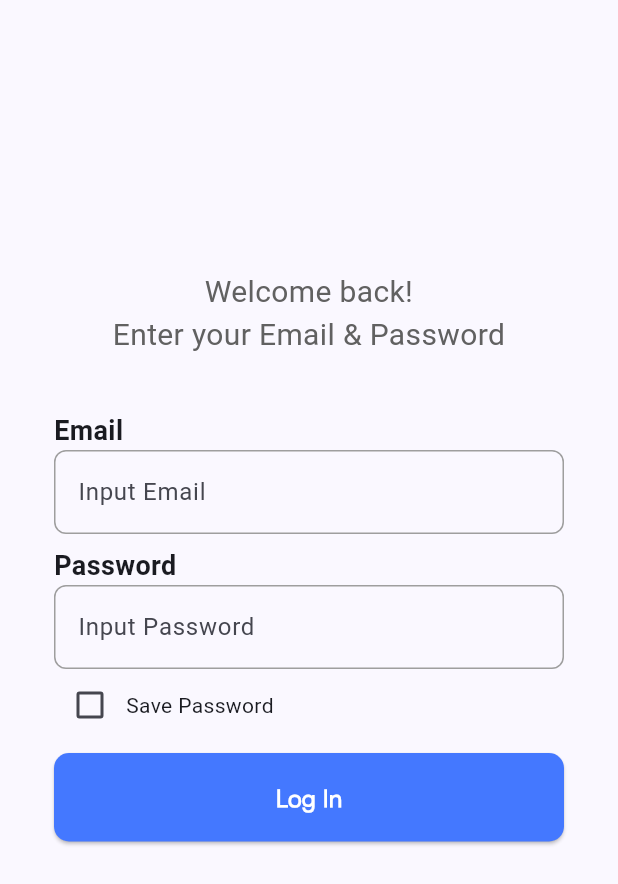
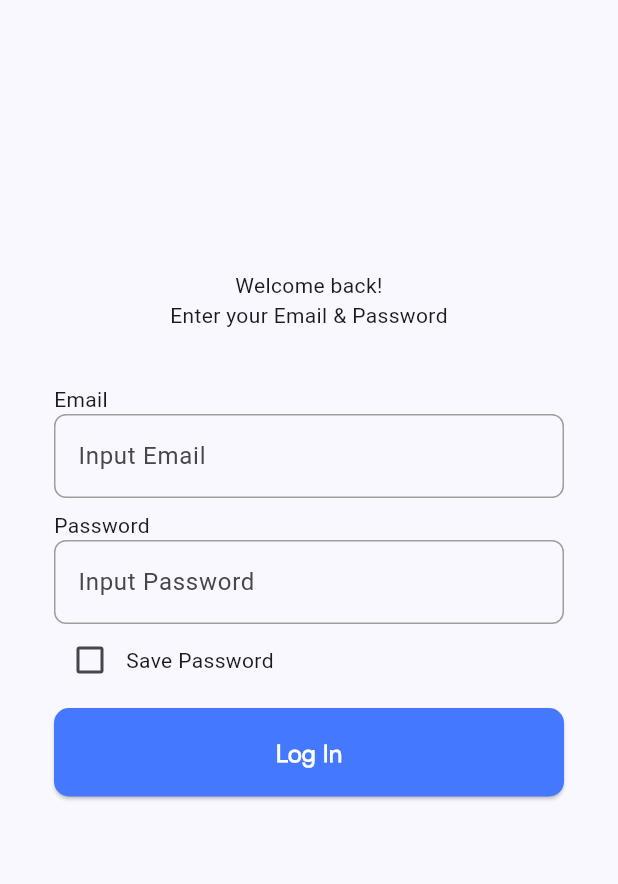
Before and after one commit to MdAshrafUllah/Socialive, a Flutter app: the screen it shows after launch, after a tap on "Log In", on a phone screen of 412 x 824 dp. Shown: the top 884 px of the screen. Run offline on Flutter 3.47's test engine with Material 3 defaults, Android fonts, the phone set to English and light mode, and no system bars; our stand-ins replace flutter_svg, get.

Commit message:
Update login_screen.dart

```diff
--- a/lib/presentation/ui/screens/login_screen.dart
+++ b/lib/presentation/ui/screens/login_screen.dart
@@ -1,5 +1,7 @@
 // ui only
 import 'package:flutter/material.dart';
+import 'package:socialive/app/utility/app_colors.dart';
+import 'package:socialive/app/utility/font_style.dart';
 import 'package:socialive/presentation/ui/widgets/button_widget.dart';
 import 'package:socialive/presentation/ui/widgets/text_field_widget.dart';
 
@@ -34,7 +36,7 @@ class _LoginScreenState extends State<LoginScreen> {
               Text(
                 'Welcome back!\nEnter your Email & Password',
                 textAlign: TextAlign.center,
-                style: TextStyle(fontSize: 20, color: Colors.grey[700]),
+                style: AppFontStyle.headLineMedium,
               ),
               const SizedBox(height: 36),
               const Row(
@@ -42,8 +44,7 @@ class _LoginScreenState extends State<LoginScreen> {
                   SizedBox(
                     child: Text(
                       'Email',
-                      style:
-                      TextStyle(fontSize: 18, fontWeight: FontWeight.bold),
+                      style: AppFontStyle.satoshi700S18,
                     ),
                   ),
                 ],
@@ -58,8 +59,7 @@ class _LoginScreenState extends State<LoginScreen> {
                   SizedBox(
                     child: Text(
                       'Password',
-                      style:
-                      TextStyle(fontSize: 18, fontWeight: FontWeight.bold),
+                      style: AppFontStyle.satoshi700S18,
                     ),
                   ),
                 ],
@@ -73,7 +73,7 @@ class _LoginScreenState extends State<LoginScreen> {
                 children: [
                   Checkbox(
                     value: save,
-                    activeColor: Colors.blue,
+                    activeColor: AppColors.primaryColor,
                     onChanged: (bool? val) {
                       save = !save;
                       setState(() { // ------------- convert to Getx
```
